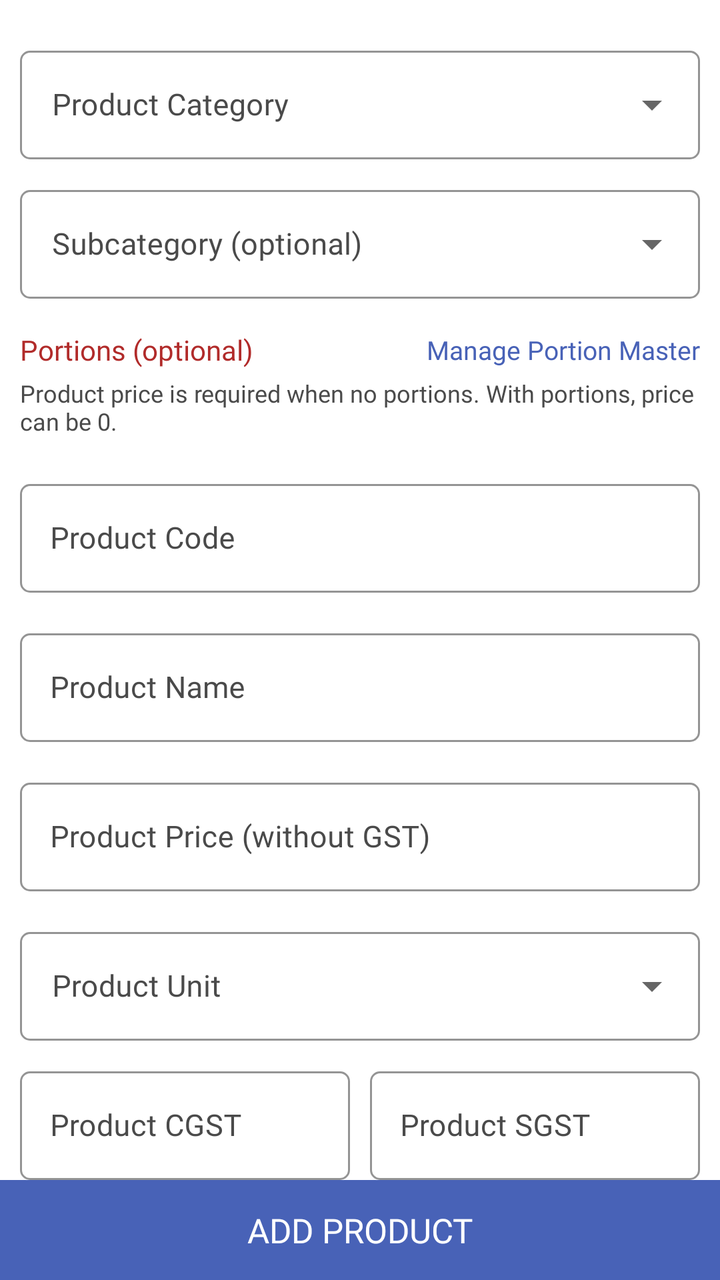
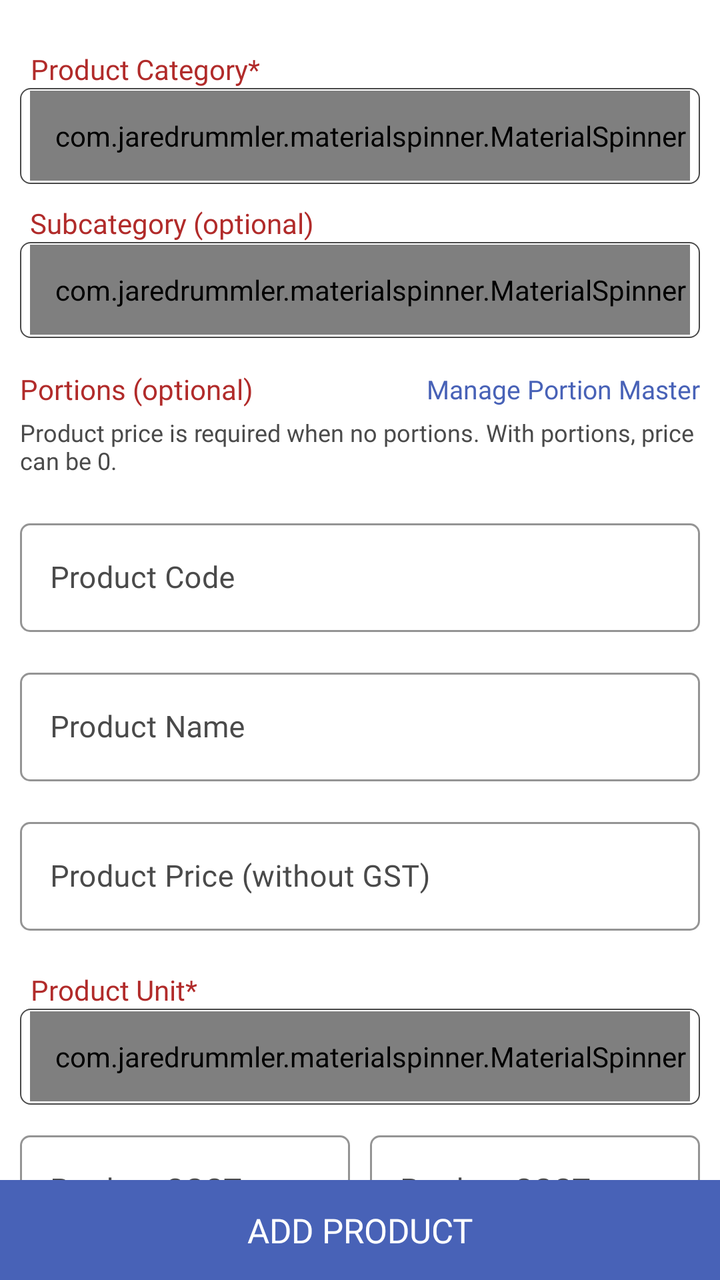

Two renders of the same Android screen: before a commit and after it. Below are the layout's source before the change and the commit's diff.
<!-- AndroidManifest.xml: application theme AppTheme -->
<!-- res/layout/fragment_add_customer_product.xml -->
<?xml version="1.0" encoding="utf-8"?>
<RelativeLayout xmlns:android="http://schemas.android.com/apk/res/android"
    xmlns:app="http://schemas.android.com/apk/res-auto"
    xmlns:tools="http://schemas.android.com/tools"
    android:layout_width="match_parent"
    android:layout_height="match_parent"
    tools:context=".Fragment.AddCustomerProduct">

    <androidx.core.widget.NestedScrollView
        android:layout_width="match_parent"
        android:layout_height="match_parent"
        android:layout_above="@+id/addProduct">

        <LinearLayout
            android:layout_width="match_parent"
            android:layout_height="match_parent"
            android:orientation="vertical"
            android:padding="10dp">

            <com.google.android.material.textfield.TextInputLayout
                style="@style/CustomDropDownTilStyle"
                android:layout_marginTop="10dp"
                android:hint="Product Category">

                <AutoCompleteTextView
                    android:id="@+id/categorySpinner"
                    android:layout_width="match_parent"
                    android:layout_height="wrap_content"
                    android:focusable="false"
                    android:fontFamily="@font/poppinsregular"
                    android:inputType="none"
                    android:singleLine="true"
                    android:textSize="15sp" />

            </com.google.android.material.textfield.TextInputLayout>

            <com.google.android.material.textfield.TextInputLayout
                style="@style/CustomDropDownTilStyle"
                android:layout_marginTop="10dp"
                android:hint="Subcategory (optional)">

                <AutoCompleteTextView
                    android:id="@+id/subcategorySpinner"
                    android:layout_width="match_parent"
                    android:layout_height="wrap_content"
                    android:focusable="false"
                    android:fontFamily="@font/poppinsregular"
                    android:inputType="none"
                    android:singleLine="true"
                    android:textSize="15sp" />

            </com.google.android.material.textfield.TextInputLayout>

            <include
                android:id="@+id/productPortionSectionInclude"
                layout="@layout/include_product_portion_section" />

            <com.google.android.material.textfield.TextInputLayout
                android:id="@+id/productCodeLayout"
                style="@style/Widget.MaterialComponents.TextInputLayout.OutlinedBox"
                android:layout_width="match_parent"
                android:layout_height="wrap_content"
                android:layout_gravity="center"
                android:layout_marginTop="10dp"
                android:layout_marginBottom="5dp"
                android:gravity="center"
                android:textColorHint="@color/light_black"
                app:boxCornerRadiusBottomEnd="5dp"
                app:boxCornerRadiusBottomStart="5dp"
                app:boxCornerRadiusTopEnd="5dp"
                app:boxCornerRadiusTopStart="5dp"
                app:boxStrokeColor="@color/light_black">

                <com.google.android.material.textfield.TextInputEditText
                    android:id="@+id/productCode"
                    android:layout_width="match_parent"
                    android:layout_height="wrap_content"
                    android:digits="0123456789"
                    android:drawableTint="@color/light_black"
                    android:fontFamily="@font/poppinsregular"
                    android:hint="Product Code"
                    android:imeOptions="actionNext"
                    android:inputType="numberDecimal"
                    android:paddingStart="15dp"
                    android:paddingEnd="10dp"
                    android:singleLine="true"
                    android:textColor="@color/black"
                    android:textColorHint="@color/light_black"
                    android:textSize="15sp" />

            </com.google.android.material.textfield.TextInputLayout>

            <com.google.android.material.textfield.TextInputLayout
                android:id="@+id/productNameLayout"
                style="@style/Widget.MaterialComponents.TextInputLayout.OutlinedBox"
                android:layout_width="match_parent"
                android:layout_height="wrap_content"
                android:layout_gravity="center"
                android:layout_marginTop="10dp"
                android:layout_marginBottom="5dp"
                android:gravity="center"
                android:textColorHint="@color/light_black"
                app:boxCornerRadiusBottomEnd="5dp"
                app:boxCornerRadiusBottomStart="5dp"
                app:boxCornerRadiusTopEnd="5dp"
                app:boxCornerRadiusTopStart="5dp"
                app:boxStrokeColor="@color/light_black">

                <com.google.android.material.textfield.TextInputEditText
                    android:id="@+id/productName"
                    android:layout_width="match_parent"
                    android:layout_height="wrap_content"
                    android:drawableTint="@color/light_black"
                    android:fontFamily="@font/poppinsregular"
                    android:hint="Product Name"
                    android:imeOptions="actionNext"
                    android:inputType="textCapWords"
                    android:paddingStart="15dp"
                    android:paddingEnd="10dp"
                    android:singleLine="true"
                    android:textColor="@color/black"
                    android:textColorHint="@color/light_black"
                    android:textSize="15sp" />

            </com.google.android.material.textfield.TextInputLayout>

            <com.google.android.material.textfield.TextInputLayout
                android:id="@+id/productPriceLayout"
                style="@style/Widget.MaterialComponents.TextInputLayout.OutlinedBox"
                android:layout_width="match_parent"
                android:layout_height="wrap_content"
                android:layout_gravity="center"
                android:layout_marginTop="10dp"
                android:layout_marginBottom="5dp"
                android:gravity="center"
                android:textColorHint="@color/light_black"
                app:boxCornerRadiusBottomEnd="5dp"
                app:boxCornerRadiusBottomStart="5dp"
                app:boxCornerRadiusTopEnd="5dp"
                app:boxCornerRadiusTopStart="5dp"
                app:boxStrokeColor="@color/light_black">

                <com.google.android.material.textfield.TextInputEditText
                    android:id="@+id/productPrice"
                    android:layout_width="match_parent"
                    android:layout_height="wrap_content"
                    android:drawableTint="@color/light_black"
                    android:fontFamily="@font/poppinsregular"
                    android:hint="Product Price (without GST)"
                    android:imeOptions="actionDone"
                    android:inputType="numberDecimal"
                    android:paddingStart="15dp"
                    android:paddingEnd="10dp"
                    android:singleLine="true"
                    android:textColor="@color/black"
                    android:textColorHint="@color/light_black"
                    android:textSize="15sp" />

            </com.google.android.material.textfield.TextInputLayout>

            <com.google.android.material.textfield.TextInputLayout
                style="@style/CustomDropDownTilStyle"
                android:layout_marginTop="10dp"
                android:hint="Product Unit">

                <AutoCompleteTextView
                    android:id="@+id/unitSpinner"
                    android:layout_width="match_parent"
                    android:layout_height="wrap_content"
                    android:focusable="false"
                    android:fontFamily="@font/poppinsregular"
                    android:inputType="none"
                    android:singleLine="true"
                    android:textSize="15sp" />

            </com.google.android.material.textfield.TextInputLayout>

            <LinearLayout
                android:layout_width="match_parent"
                android:layout_height="wrap_content"
                android:layout_marginTop="10dp"
                android:layout_marginBottom="10dp"
                android:orientation="horizontal">

                <com.google.android.material.textfield.TextInputLayout
                    android:id="@+id/productCGSTLayout"
                    style="@style/Widget.MaterialComponents.TextInputLayout.OutlinedBox"
                    android:layout_width="match_parent"
                    android:layout_height="wrap_content"
                    android:layout_gravity="center"
                    android:layout_marginEnd="5dp"
                    android:layout_weight="1"
                    android:gravity="center"
                    android:textColorHint="@color/light_black"
                    app:boxCornerRadiusBottomEnd="5dp"
                    app:boxCornerRadiusBottomStart="5dp"
                    app:boxCornerRadiusTopEnd="5dp"
                    app:boxCornerRadiusTopStart="5dp"
                    app:boxStrokeColor="@color/light_black">

                    <com.google.android.material.textfield.TextInputEditText
                        android:id="@+id/productCGST"
                        android:layout_width="match_parent"
                        android:layout_height="wrap_content"
                        android:drawableTint="@color/light_black"
                        android:fontFamily="@font/poppinsregular"
                        android:hint="Product CGST"
                        android:imeOptions="actionNext"
                        android:inputType="numberDecimal"
                        android:paddingStart="15dp"
                        android:paddingEnd="10dp"
                        android:singleLine="true"
                        android:textColor="@color/black"
                        android:textColorHint="@color/light_black"
                        android:textSize="15sp" />

                </com.google.android.material.textfield.TextInputLayout>

                <com.google.android.material.textfield.TextInputLayout
                    android:id="@+id/productSGSTLayout"
                    style="@style/Widget.MaterialComponents.TextInputLayout.OutlinedBox"
                    android:layout_width="match_parent"
                    android:layout_height="wrap_content"
                    android:layout_gravity="center"
                    android:layout_marginStart="5dp"
                    android:layout_weight="1"
                    android:gravity="center"
                    android:textColorHint="@color/light_black"
                    app:boxCornerRadiusBottomEnd="5dp"
                    app:boxCornerRadiusBottomStart="5dp"
                    app:boxCornerRadiusTopEnd="5dp"
                    app:boxCornerRadiusTopStart="5dp"
                    app:boxStrokeColor="@color/light_black">

                    <com.google.android.material.textfield.TextInputEditText
                        android:id="@+id/productSGST"
                        android:layout_width="match_parent"
                        android:layout_height="wrap_content"
                        android:drawableTint="@color/light_black"
                        android:fontFamily="@font/poppinsregular"
                        android:hint="Product SGST"
                        android:imeOptions="actionDone"
                        android:inputType="numberDecimal"
                        android:paddingStart="15dp"
                        android:paddingEnd="10dp"
                        android:singleLine="true"
                        android:textColor="@color/black"
                        android:textColorHint="@color/light_black"
                        android:textSize="15sp" />

                </com.google.android.material.textfield.TextInputLayout>

            </LinearLayout>

        </LinearLayout>

    </androidx.core.widget.NestedScrollView>

    <TextView
        android:id="@+id/addProduct"
        android:layout_width="match_parent"
        android:layout_height="50dp"
        android:layout_alignParentBottom="true"
        android:layout_gravity="center"
        android:background="@color/colorPrimary"
        android:fontFamily="@font/poppinsmedium"
        android:gravity="center"
        android:text="Add Product"
        android:textAllCaps="true"
        android:textColor="@color/white"
        android:textSize="17sp" />

</RelativeLayout>
<!-- res/layout/include_product_portion_section.xml (included above) -->
<?xml version="1.0" encoding="utf-8"?>
<LinearLayout xmlns:android="http://schemas.android.com/apk/res/android"
    xmlns:app="http://schemas.android.com/apk/res-auto"
    android:id="@+id/productPortionSection"
    android:layout_width="match_parent"
    android:layout_height="wrap_content"
    android:orientation="vertical"
    android:paddingTop="8dp"
    android:paddingBottom="8dp">

    <RelativeLayout
        android:layout_width="match_parent"
        android:layout_height="wrap_content"
        android:layout_marginTop="8dp">

        <TextView
            android:layout_width="wrap_content"
            android:layout_height="wrap_content"
            android:layout_alignParentStart="true"
            android:layout_centerVertical="true"
            android:fontFamily="@font/poppinsregular"
            android:text="Portions (optional)"
            android:textColor="@color/textcolor" />

        <TextView
            android:id="@+id/managePortionMasterLink"
            android:layout_width="wrap_content"
            android:layout_height="wrap_content"
            android:layout_alignParentEnd="true"
            android:layout_centerVertical="true"
            android:fontFamily="@font/poppinsmedium"
            android:text="Manage Portion Master"
            android:textColor="@color/colorPrimary"
            android:textSize="13sp" />

    </RelativeLayout>

    <TextView
        android:id="@+id/portionSectionHint"
        android:layout_width="match_parent"
        android:layout_height="wrap_content"
        android:layout_marginTop="4dp"
        android:fontFamily="@font/poppinsregular"
        android:text="Product price is required when no portions. With portions, price can be 0."
        android:textColor="@color/light_black"
        android:textSize="12sp" />

    <LinearLayout
        android:id="@+id/portionMasterPickerSection"
        android:layout_width="match_parent"
        android:layout_height="wrap_content"
        android:layout_marginTop="8dp"
        android:orientation="vertical"
        android:visibility="gone">

        <com.google.android.material.textfield.TextInputLayout
            style="@style/CustomDropDownTilStyle"
            android:layout_width="match_parent"
            android:layout_height="wrap_content"
            android:hint="Select Portion Master">

            <AutoCompleteTextView
                android:id="@+id/portionMasterSpinner"
                android:layout_width="match_parent"
                android:layout_height="wrap_content"
                android:focusable="false"
                android:fontFamily="@font/poppinsregular"
                android:inputType="none"
                android:singleLine="true"
                android:textSize="15sp" />

        </com.google.android.material.textfield.TextInputLayout>

        <com.google.android.material.textfield.TextInputLayout
            style="@style/Widget.MaterialComponents.TextInputLayout.OutlinedBox"
            android:layout_width="match_parent"
            android:layout_height="wrap_content"
            android:layout_marginTop="8dp"
            app:boxStrokeColor="@color/light_black">

            <com.google.android.material.textfield.TextInputEditText
                android:id="@+id/inlinePortionPrice"
                android:layout_width="match_parent"
                android:layout_height="wrap_content"
                android:fontFamily="@font/poppinsregular"
                android:hint="Portion Price"
                android:inputType="numberDecimal"
                android:singleLine="true"
                android:textColor="@color/black"
                android:textSize="15sp" />

        </com.google.android.material.textfield.TextInputLayout>

        <TextView
            android:id="@+id/addInlinePortion"
            android:layout_width="match_parent"
            android:layout_height="40dp"
            android:layout_marginTop="10dp"
            android:background="@color/textcolor"
            android:fontFamily="@font/poppinsmedium"
            android:gravity="center"
            android:text="Add Portion"
            android:textAllCaps="true"
            android:textColor="@color/white"
            android:textSize="14sp" />

    </LinearLayout>

    <TextView
        android:id="@+id/noPortionMasterHint"
        android:layout_width="match_parent"
        android:layout_height="wrap_content"
        android:layout_marginTop="8dp"
        android:fontFamily="@font/poppinsregular"
        android:text="No portion masters yet. Tap Manage Portion Master to add names first."
        android:textColor="@color/light_black"
        android:textSize="12sp"
        android:visibility="gone" />

    <androidx.cardview.widget.CardView
        android:id="@+id/inlinePortionListCard"
        android:layout_width="match_parent"
        android:layout_height="wrap_content"
        android:layout_marginTop="10dp"
        android:visibility="gone"
        app:cardCornerRadius="5dp"
        app:cardElevation="4dp">

        <LinearLayout
            android:layout_width="match_parent"
            android:layout_height="wrap_content"
            android:orientation="vertical"
            android:padding="8dp">

            <TextView
                android:layout_width="wrap_content"
                android:layout_height="wrap_content"
                android:layout_gravity="center"
                android:fontFamily="@font/poppinsbold"
                android:text="PORTIONS FOR THIS PRODUCT"
                android:textColor="@color/textcolor" />

            <androidx.recyclerview.widget.RecyclerView
                android:id="@+id/inlinePortionRecyclerview"
                android:layout_width="match_parent"
                android:layout_height="wrap_content"
                android:nestedScrollingEnabled="false" />

        </LinearLayout>

    </androidx.cardview.widget.CardView>

</LinearLayout>
<!-- resources referenced by this layout -->
<resources>
  <color name="black">#000</color>
  <color name="colorPrimary">#4862b7</color>
  <color name="light_black">#4a4a4a</color>
  <color name="textcolor">#b12b2a</color>
  <color name="white">#fff</color>
  <style name="CustomDropDownTilStyle" parent="Widget.MaterialComponents.TextInputLayout.OutlinedBox.ExposedDropdownMenu">
          <item name="android:layout_width">match_parent</item>
          <item name="android:layout_height">wrap_content</item>
          <item name="android:textColorHint">@color/light_black</item>
          <item name="fontFamily">@font/poppinsregular</item>
          <item name="android:textSize">15sp</item>
          <item name="overlapAnchor">true</item>
          <item name="hintTextColor">@color/colorAccent</item>
          <item name="boxStrokeColor">@color/colorAccent</item>
          <item name="colorControlNormal">@color/colorAccent</item>
          <item name="colorControlActivated">@color/colorAccent</item>
          <item name="colorControlHighlight">@color/colorAccent</item>
          <item name="boxCornerRadiusBottomEnd">5dp</item>
          <item name="boxCornerRadiusBottomStart">5dp</item>
          <item name="boxCornerRadiusTopEnd">5dp</item>
          <item name="boxCornerRadiusTopStart">5dp</item>
      </style>
  <style name="AppTheme" parent="Theme.MaterialComponents.DayNight.NoActionBar">
          
          <item name="colorPrimary">@color/colorPrimary</item>
          <item name="colorPrimaryDark">@color/colorPrimary</item>
          <item name="colorAccent">@color/colorAccent</item>
          <item name="android:windowIsTranslucent">true</item>
          <item name="windowNoTitle">true</item>
          <item name="windowActionBar">false</item>
  
      </style>
  <color name="colorAccent">#000</color>
</resources>

<!-- the commit's change to res/layout/fragment_add_customer_product.xml (unified diff, before → after) -->
@@ -17,39 +17,68 @@
             android:orientation="vertical"
             android:padding="10dp">
 
-            <com.google.android.material.textfield.TextInputLayout
-                style="@style/CustomDropDownTilStyle"
+            <TextView
+                android:layout_width="wrap_content"
+                android:layout_height="wrap_content"
+                android:layout_gravity="center|start"
+                android:layout_marginStart="5dp"
+                android:layout_marginTop="15dp"
+                android:fontFamily="@font/poppinsregular"
+                android:gravity="center"
+                android:text="Product Category*"
+                android:textColor="@color/textcolor" />
+
+            <LinearLayout
+                android:layout_width="match_parent"
+                android:layout_height="48dp"
+                android:background="@drawable/button_rounded_border"
+                android:orientation="horizontal">
+
+                <com.jaredrummler.materialspinner.MaterialSpinner
+                    android:id="@+id/categorySpinner"
+                    android:layout_width="match_parent"
+                    android:layout_height="45dp"
+                    android:layout_gravity="center"
+                    android:layout_margin="5dp"
+                    android:fontFamily="@font/poppinsregular"
+                    android:gravity="center|start"
+                    android:paddingStart="10dp"
+                    android:textColor="@color/black"
+                    android:textSize="15sp"
+                    app:ms_hint="Select Product Category" />
+
+            </LinearLayout>
+
+            <TextView
+                android:layout_width="wrap_content"
+                android:layout_height="wrap_content"
+                android:layout_gravity="center|start"
+                android:layout_marginStart="5dp"
                 android:layout_marginTop="10dp"
-                android:hint="Product Category">
-
-                <AutoCompleteTextView
-                    android:id="@+id/categorySpinner"
-                    android:layout_width="match_parent"
-                    android:layout_height="wrap_content"
-                    android:focusable="false"
-                    android:fontFamily="@font/poppinsregular"
-                    android:inputType="none"
-                    android:singleLine="true"
-                    android:textSize="15sp" />
-
-            </com.google.android.material.textfield.TextInputLayout>
-
-            <com.google.android.material.textfield.TextInputLayout
-                style="@style/CustomDropDownTilStyle"
-                android:layout_marginTop="10dp"
-                android:hint="Subcategory (optional)">
-
-                <AutoCompleteTextView
+                android:fontFamily="@font/poppinsregular"
+                android:text="Subcategory (optional)"
+                android:textColor="@color/textcolor" />
+
+            <LinearLayout
+                android:layout_width="match_parent"
+                android:layout_height="48dp"
+                android:background="@drawable/button_rounded_border"
+                android:orientation="horizontal">
+
+                <com.jaredrummler.materialspinner.MaterialSpinner
                     android:id="@+id/subcategorySpinner"
                     android:layout_width="match_parent"
-                    android:layout_height="wrap_content"
-                    android:focusable="false"
-                    android:fontFamily="@font/poppinsregular"
-                    android:inputType="none"
-                    android:singleLine="true"
-                    android:textSize="15sp" />
-
-            </com.google.android.material.textfield.TextInputLayout>
+                    android:layout_height="45dp"
+                    android:layout_gravity="center"
+                    android:layout_margin="5dp"
+                    android:fontFamily="@font/poppinsregular"
+                    android:gravity="center|start"
+                    android:paddingStart="10dp"
+                    android:textColor="@color/black"
+                    android:textSize="15sp"
+                    app:ms_hint="Select Subcategory" />
+
+            </LinearLayout>
 
             <include
                 android:id="@+id/productPortionSectionInclude"
@@ -158,22 +187,37 @@
 
             </com.google.android.material.textfield.TextInputLayout>
 
-            <com.google.android.material.textfield.TextInputLayout
-                style="@style/CustomDropDownTilStyle"
-                android:layout_marginTop="10dp"
-                android:hint="Product Unit">
-
-                <AutoCompleteTextView
+            <TextView
+                android:layout_width="wrap_content"
+                android:layout_height="wrap_content"
+                android:layout_gravity="center|start"
+                android:layout_marginStart="5dp"
+                android:layout_marginTop="15dp"
+                android:fontFamily="@font/poppinsregular"
+                android:gravity="center"
+                android:text="Product Unit*"
+                android:textColor="@color/textcolor" />
+
+            <LinearLayout
+                android:layout_width="match_parent"
+                android:layout_height="48dp"
+                android:background="@drawable/button_rounded_border"
+                android:orientation="horizontal">
+
+                <com.jaredrummler.materialspinner.MaterialSpinner
                     android:id="@+id/unitSpinner"
                     android:layout_width="match_parent"
-                    android:layout_height="wrap_content"
-                    android:focusable="false"
-                    android:fontFamily="@font/poppinsregular"
-                    android:inputType="none"
-                    android:singleLine="true"
-                    android:textSize="15sp" />
-
-            </com.google.android.material.textfield.TextInputLayout>
+                    android:layout_height="45dp"
+                    android:layout_gravity="center"
+                    android:layout_margin="5dp"
+                    android:fontFamily="@font/poppinsregular"
+                    android:gravity="center|start"
+                    android:paddingStart="10dp"
+                    android:textColor="@color/black"
+                    android:textSize="15sp"
+                    app:ms_hint="Select Product Unit" />
+
+            </LinearLayout>
 
             <LinearLayout
                 android:layout_width="match_parent"
@@ -327,23 +371,35 @@
         android:orientation="vertical"
         android:visibility="gone">
 
-        <com.google.android.material.textfield.TextInputLayout
-            style="@style/CustomDropDownTilStyle"
+        <TextView
+            android:layout_width="wrap_content"
+            android:layout_height="wrap_content"
+            android:layout_marginStart="5dp"
+            android:fontFamily="@font/poppinsregular"
+            android:text="Select Portion Master"
+            android:textColor="@color/textcolor" />
+
+        <LinearLayout
             android:layout_width="match_parent"
-            android:layout_height="wrap_content"
-            android:hint="Select Portion Master">
-
-            <AutoCompleteTextView
+            android:layout_height="48dp"
+            android:layout_marginTop="5dp"
+            android:background="@drawable/button_rounded_border"
+            android:orientation="horizontal">
+
+            <com.jaredrummler.materialspinner.MaterialSpinner
                 android:id="@+id/portionMasterSpinner"
                 android:layout_width="match_parent"
-                android:layout_height="wrap_content"
-                android:focusable="false"
+                android:layout_height="45dp"
+                android:layout_gravity="center"
+                android:layout_margin="5dp"
                 android:fontFamily="@font/poppinsregular"
-                android:inputType="none"
-                android:singleLine="true"
-                android:textSize="15sp" />
-
-        </com.google.android.material.textfield.TextInputLayout>
+                android:gravity="center|start"
+                android:paddingStart="10dp"
+                android:textColor="@color/black"
+                android:textSize="15sp"
+                app:ms_hint="Select Portion Master" />
+
+        </LinearLayout>
 
         <com.google.android.material.textfield.TextInputLayout
             style="@style/Widget.MaterialComponents.TextInputLayout.OutlinedBox"
<!-- resource entries referenced after the edit -->
@@ -5,23 +5,14 @@
   <color name="light_black">#4a4a4a</color>
   <color name="textcolor">#b12b2a</color>
   <color name="white">#fff</color>
-  <style name="CustomDropDownTilStyle" parent="Widget.MaterialComponents.TextInputLayout.OutlinedBox.ExposedDropdownMenu">
-          <item name="android:layout_width">match_parent</item>
-          <item name="android:layout_height">wrap_content</item>
-          <item name="android:textColorHint">@color/light_black</item>
-          <item name="fontFamily">@font/poppinsregular</item>
-          <item name="android:textSize">15sp</item>
-          <item name="overlapAnchor">true</item>
-          <item name="hintTextColor">@color/colorAccent</item>
-          <item name="boxStrokeColor">@color/colorAccent</item>
-          <item name="colorControlNormal">@color/colorAccent</item>
-          <item name="colorControlActivated">@color/colorAccent</item>
-          <item name="colorControlHighlight">@color/colorAccent</item>
-          <item name="boxCornerRadiusBottomEnd">5dp</item>
-          <item name="boxCornerRadiusBottomStart">5dp</item>
-          <item name="boxCornerRadiusTopEnd">5dp</item>
-          <item name="boxCornerRadiusTopStart">5dp</item>
-      </style>
+  <!-- drawable button_rounded_border (drawable) -->
+  <?xml version="1.0" encoding="utf-8"?>
+  <shape xmlns:android="http://schemas.android.com/apk/res/android">
+      <stroke
+          android:width="0.7dp"
+          android:color="@color/light_black" />
+      <corners android:radius="5dp" />
+  </shape>
   <style name="AppTheme" parent="Theme.MaterialComponents.DayNight.NoActionBar">
           
           <item name="colorPrimary">@color/colorPrimary</item>
